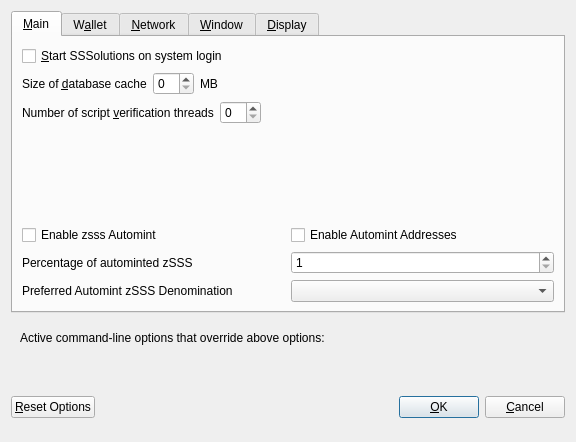
First picture: the form in src/qt/forms/optionsdialog.ui, repository Simple-Software-Solutions/SSS-Core, before the edit.
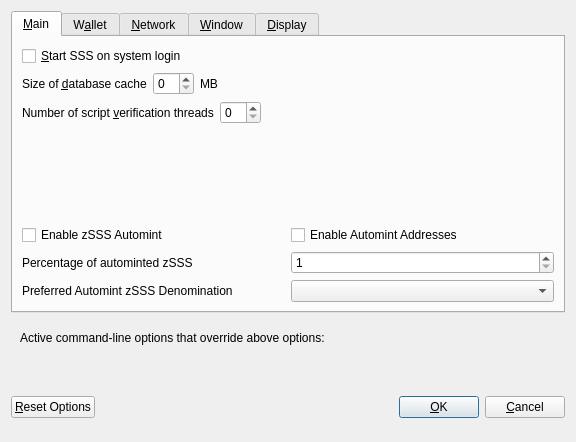
Second picture: the form after the edit. The open tabs and pages were chosen to show the change. Custom widgets are drawn as their Qt base class.

Patch:
```diff
--- a/src/qt/forms/optionsdialog.ui
+++ b/src/qt/forms/optionsdialog.ui
@@ -33,7 +33,7 @@
           <string>Automatically start SSSolutions after logging in to the system.</string>
          </property>
          <property name="text">
-          <string>&amp;Start SSSolutions on system login</string>
+          <string>&amp;Start SSS on system login</string>
          </property>
         </widget>
        </item>
@@ -131,7 +131,13 @@
         </spacer>
        </item>
        <item>
-        <layout class="QHBoxLayout" name="horiz-autominting-layout">
+        <widget class="QWidget" name="verticalzSSSOptionsWidget" native="true">
+         <layout class="QVBoxLayout" name="verticalzSSSOptionsLayout">
+          <property name="margin">
+           <number>0</number>
+          </property>
+          <item>
+           <layout class="QHBoxLayout" name="horizontalAutomintingLayout">
          <item>
           <widget class="QCheckBox" name="checkBoxZeromintEnable">
            <property name="toolTip">
@@ -141,7 +147,7 @@
             <enum>Qt::LeftToRight</enum>
            </property>
            <property name="text">
-            <string>Enable zsss Automint</string>
+               <string>Enable zSSS Automint</string>
            </property>
           </widget>
          </item>
@@ -228,6 +234,9 @@
        </item>
       </layout>
      </widget>
+       </item>
+      </layout>
+     </widget>
      <widget class="QWidget" name="tabWallet">
       <attribute name="title">
        <string>W&amp;allet</string>
```
Left out of the diff: 33 changed lines with no effect on the pictures. Lines whose indentation alone changed are shown as unchanged.
